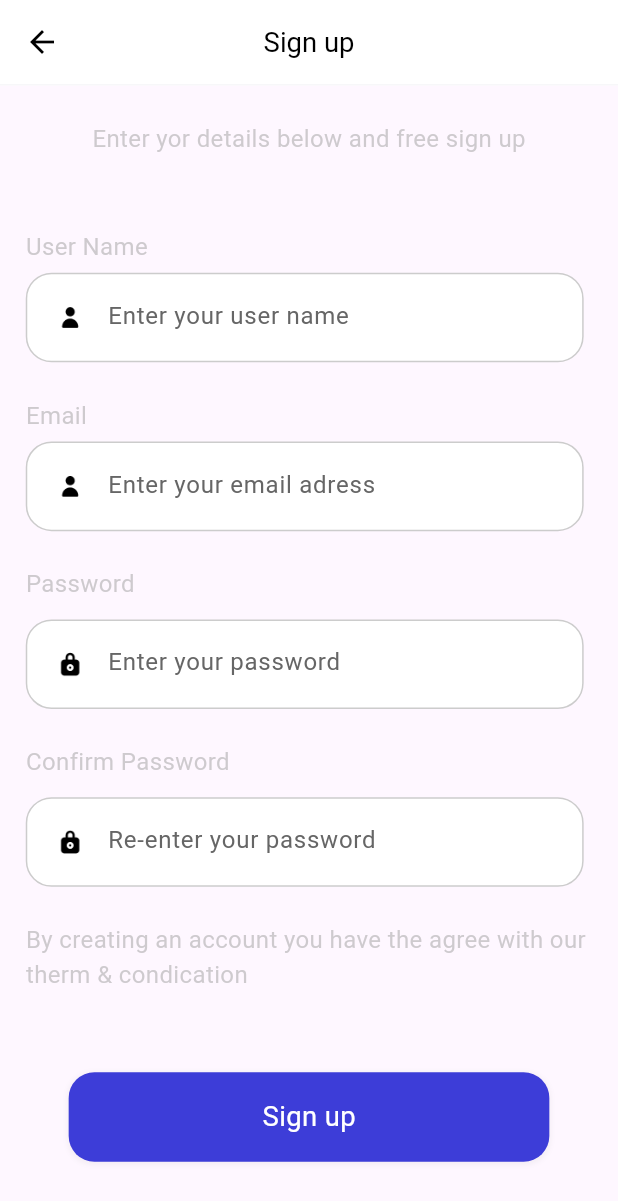
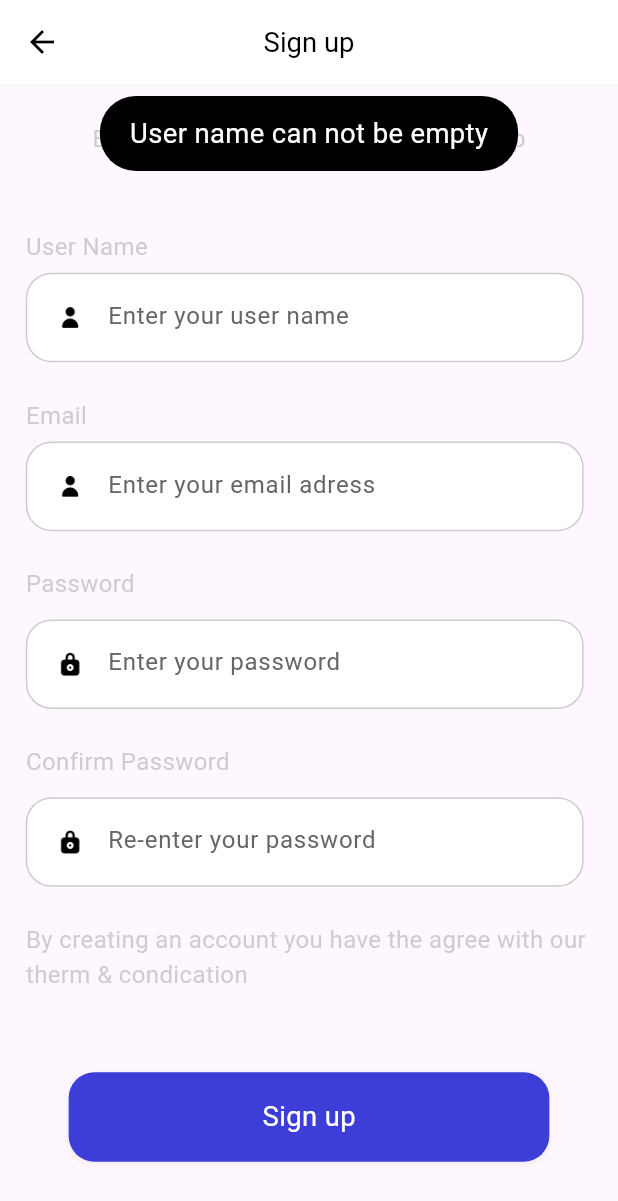
Before and after one commit to Ahmetkanadli/Flutter-Shop-App, a Flutter app: the Register screen opened by its route, after a tap on "Sign up", on a phone screen of 412 x 824 dp. Shown: the top 1201 px of the screen. Run offline on Flutter 3.47's test engine with Material 3 defaults, Android fonts, the phone set to English and light mode, and no system bars; our stand-ins replace cloud_firestore, dots_indicator, firebase_auth, firebase_core, flutter_bloc, flutter_screenutil and 1 more; accounts and stored records are empty; Roboto replaces fonts that are missing (Ayenir).

Commit message:
register controller completed

```diff
--- a/flutter_shop_app/lib/pages/register/register.dart
+++ b/flutter_shop_app/lib/pages/register/register.dart
@@ -5,6 +5,7 @@ import 'package:flutter_shop_app/common_widgets.dart';
 import 'package:flutter_shop_app/pages/register/bloc/register_bloc.dart';
 import 'package:flutter_shop_app/pages/register/bloc/register_event.dart';
 import 'package:flutter_shop_app/pages/register/bloc/register_states.dart';
+import 'package:flutter_shop_app/pages/register/register_controller.dart';
 
 class Register extends StatefulWidget {
   const Register({super.key});
@@ -73,6 +74,7 @@ class _RegisterState extends State<Register> {
                               Center(
                                 child: buildLoginAndRegisterButton(
                                     "Sign up", "login", () {
+                                  RegisterController(context: context).handleEmailRegister();
                                 }),
                               )
                             ],
--- /dev/null
+++ b/flutter_shop_app/lib/pages/register/register_controller.dart
@@ -0,0 +1,61 @@
+import 'package:firebase_auth/firebase_auth.dart';
+import 'package:flutter/cupertino.dart';
+import 'package:flutter_bloc/flutter_bloc.dart';
+import 'package:flutter_shop_app/pages/register/bloc/register_bloc.dart';
+import 'package:flutter_shop_app/pages/register/bloc/register_states.dart';
+import 'package:flutter_shop_app/pages/welcome/widget/flutter_toast.dart';
+
+class RegisterController{
+  final BuildContext context;
+  const RegisterController({required this.context});
+
+  Future<void> handleEmailRegister() async {
+    final state = context.read<RegisterBloc>().state;
+    String userName = state.userName;
+    String email = state.email;
+    String password = state.password;
+    String rePassword = state.rePassword;
+
+
+    if(userName.isEmpty){
+      toastInfo(msg: "User name can not be empty");
+      return;
+    }
+    if(email.isEmpty){
+      toastInfo(msg: "Email can not be empty");
+      return;
+    }
+    if(password.isEmpty){
+      toastInfo(msg: "User name can not be empty");
+      return;
+    }
+    if(rePassword.isEmpty){
+      toastInfo(msg: "User name can not be empty");
+      return;
+    }
+
+    try{
+
+      final crenditial = await FirebaseAuth.instance.
+        createUserWithEmailAndPassword(email: email, password: password);
+
+      if(crenditial.user != null){
+        await crenditial.user?.sendEmailVerification();
+        await crenditial.user?.updateDisplayName(userName);
+        toastInfo(msg: "An email has been sent your email registered "
+            "email adress. To active it please check your email box"
+            " and click on the link");
+        Navigator.of(context).pop();
+      }
+
+    }on FirebaseAuthException catch(e){
+      if(e.code == "weak-password"){
+        toastInfo(msg: "The password provided is too week ");
+      }
+      else if(e.code == "email_already-in-use"){
+        toastInfo(msg: "the email is already in use");
+      }
+    }
+
+  }
+}
--- a/flutter_shop_app/lib/pages/welcome/welcome.dart
+++ b/flutter_shop_app/lib/pages/welcome/welcome.dart
@@ -48,7 +48,7 @@ class _WelcomeState extends State<Welcome> {
                           context,
                           "next",
                           "First see Learning",
-                          "Forget about a for papaer all knowladge şn on learning",
+                          "Forget about a for papaer all knowladge in on learning",
                           "assets/images/reading.png"
                       ),
                       _page(
@@ -117,7 +117,7 @@ class _WelcomeState extends State<Welcome> {
           ),
         ),
         Container(
-          width: 345.h,
+          width: 375.h,
           padding: EdgeInsets.only(left: 30.w, right: 30.w),
           child: Text(
             subTitle,
```
